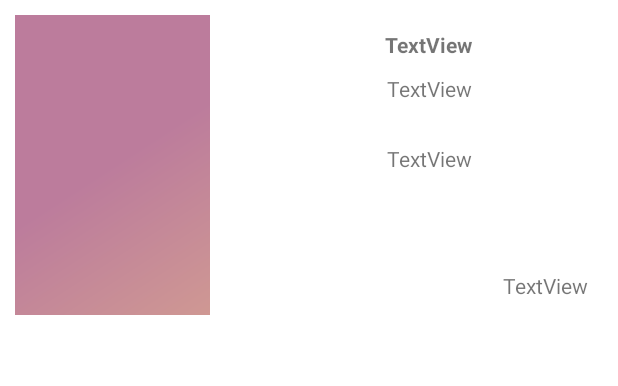
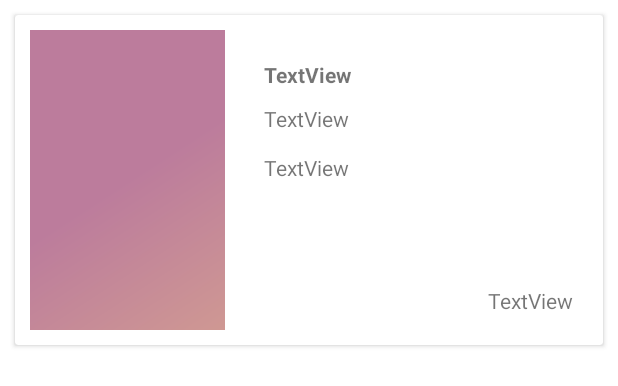
Before and after one commit to farzana-moury/Pocket-Library, an Android app: the layout book_item_view.xml on its own in the app's theme, with its tools: preview values and no code run, on a phone screen of 412 x 824 dp. Shown: the top 386 px of the screen. Run offline under Robolectric (Android 15) with nearby library versions, the phone set to English and light mode, and no system bars; Roboto replaces fonts that are not available here.

Commit message:
#7 Fixed layout    * modified cardView

```diff
--- a/app/src/main/res/layout/book_item_view.xml
+++ b/app/src/main/res/layout/book_item_view.xml
@@ -1,12 +1,8 @@
 <?xml version="1.0" encoding="utf-8"?>
-<androidx.constraintlayout.widget.ConstraintLayout
+<androidx.cardview.widget.CardView
     xmlns:android="http://schemas.android.com/apk/res/android"
     xmlns:app="http://schemas.android.com/apk/res-auto"
     xmlns:tools="http://schemas.android.com/tools"
-    android:layout_width="match_parent"
-    android:layout_height="wrap_content">
-
-    <androidx.cardview.widget.CardView
     android:layout_width="match_parent"
     android:layout_height="wrap_content"
     app:layout_constraintBottom_toBottomOf="parent"
@@ -14,7 +10,12 @@
     app:layout_constraintHorizontal_bias="0.0"
     app:layout_constraintStart_toStartOf="parent"
     app:layout_constraintTop_toTopOf="parent"
-        app:layout_constraintVertical_bias="1.0" />
+    app:layout_constraintVertical_bias="1.0"
+    android:layout_margin="10dp">
+
+    <androidx.constraintlayout.widget.ConstraintLayout
+    android:layout_width="match_parent"
+    android:layout_height="match_parent">
 
         <ImageView
             android:id="@+id/bookCover"
@@ -31,10 +32,11 @@
 
         <TextView
             android:id="@+id/bookTitle"
-        android:layout_width="wrap_content"
+            android:layout_width="200dp"
             android:layout_height="wrap_content"
-        android:layout_marginStart="20dp"
-        android:layout_marginTop="20dp"
+            android:layout_marginStart="10dp"
+            android:layout_marginTop="30dp"
+            android:layout_marginEnd="10dp"
             android:text="TextView"
             android:textStyle="bold"
             app:layout_constraintEnd_toEndOf="parent"
@@ -43,10 +45,11 @@
 
         <TextView
             android:id="@+id/bookAuthor"
-        android:layout_width="wrap_content"
+            android:layout_width="200dp"
             android:layout_height="wrap_content"
-        android:layout_marginStart="20dp"
+            android:layout_marginStart="10dp"
             android:layout_marginTop="10dp"
+            android:layout_marginEnd="10dp"
             android:text="TextView"
             app:layout_constraintEnd_toEndOf="parent"
             app:layout_constraintStart_toEndOf="@+id/bookCover"
@@ -54,16 +57,18 @@
 
         <TextView
             android:id="@+id/bookDesc"
-        android:layout_width="wrap_content"
+            android:layout_width="200dp"
             android:layout_height="wrap_content"
-        android:layout_marginStart="20dp"
-        android:layout_marginTop="22dp"
+            android:layout_marginStart="10dp"
+            android:layout_marginTop="10dp"
+            android:layout_marginEnd="10dp"
             android:layout_marginBottom="60dp"
             android:text="TextView"
-        app:layout_constraintBottom_toTopOf="@+id/bookRating"
+            app:layout_constraintBottom_toBottomOf="parent"
             app:layout_constraintEnd_toEndOf="parent"
             app:layout_constraintStart_toEndOf="@+id/bookCover"
-        app:layout_constraintTop_toBottomOf="@+id/bookAuthor" />
+            app:layout_constraintTop_toBottomOf="@+id/bookAuthor"
+            app:layout_constraintVertical_bias="0.069" />
 
         <TextView
             android:id="@+id/bookRating"
@@ -77,3 +82,4 @@
 
 
     </androidx.constraintlayout.widget.ConstraintLayout>
+</androidx.cardview.widget.CardView>
```
Lines whose indentation alone changed are shown as unchanged.
